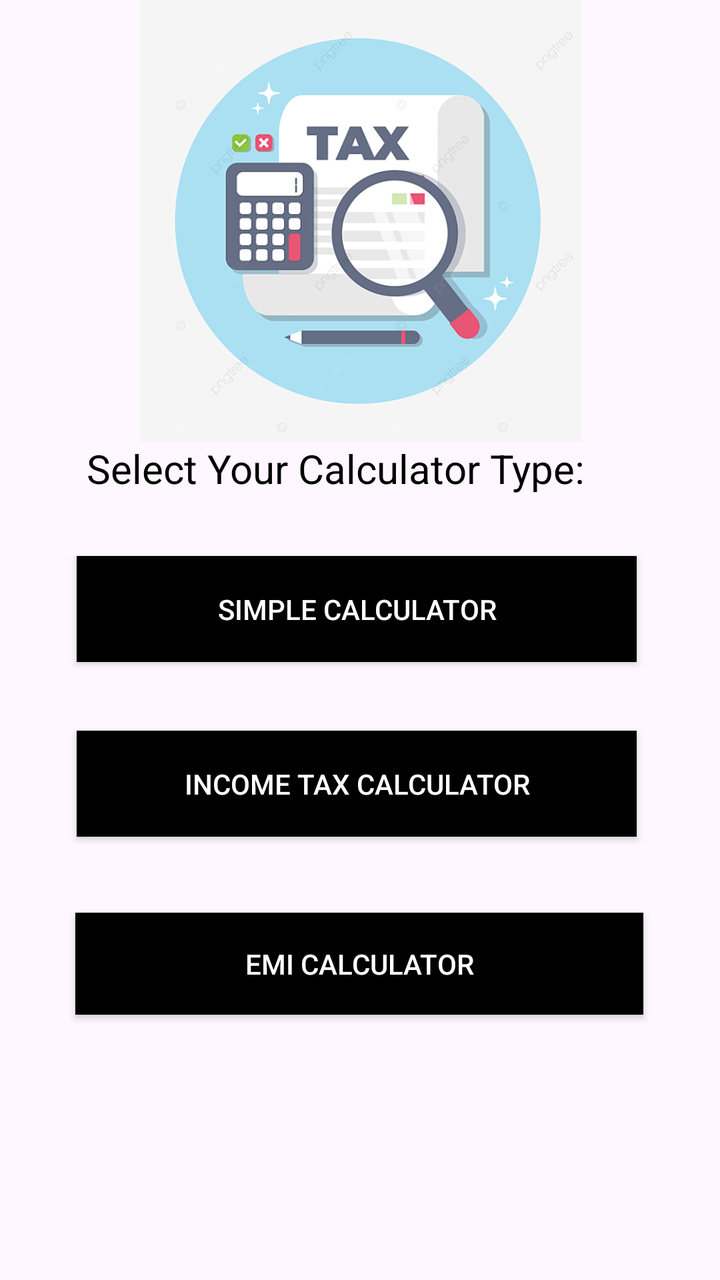
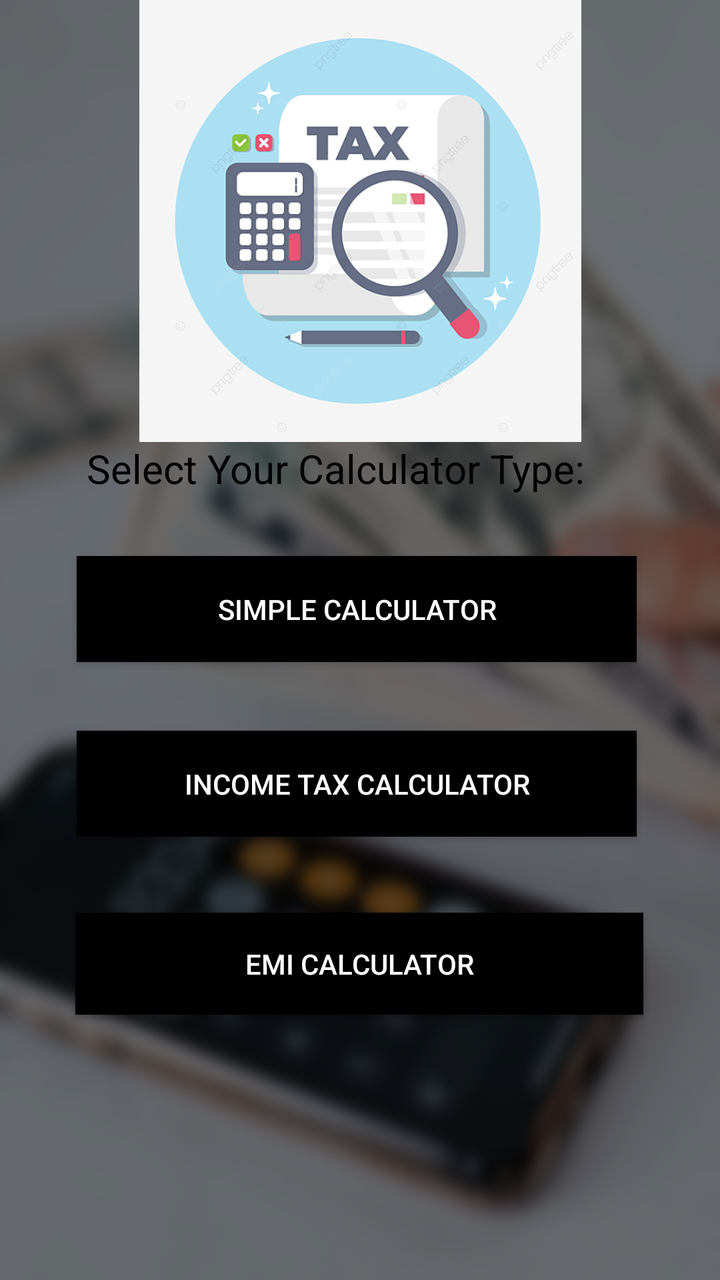

Two renders of the same Android screen: before a commit and after it. Below are the layout's source before the change and the commit's diff.
<!-- AndroidManifest.xml: application theme Theme.TAXEMICALCULATOR -->
<!-- res/layout/activity_main.xml -->
<?xml version="1.0" encoding="utf-8"?>
<androidx.constraintlayout.widget.ConstraintLayout xmlns:android="http://schemas.android.com/apk/res/android"
    xmlns:app="http://schemas.android.com/apk/res-auto"
    xmlns:tools="http://schemas.android.com/tools"
    android:id="@+id/main"
    android:layout_width="match_parent"
    android:layout_height="match_parent"
    tools:context=".MainActivity">

    <Button
        android:id="@+id/button1"
        android:layout_width="280dp"
        android:layout_height="53dp"
        android:background="@color/black"
        android:text="Income Tax Calculator"
        android:textColor="@color/white"
        app:layout_constraintBottom_toTopOf="@+id/button2"
        app:layout_constraintEnd_toEndOf="parent"
        app:layout_constraintHorizontal_bias="0.48"
        app:layout_constraintLeft_toLeftOf="parent"
        app:layout_constraintRight_toRightOf="parent"
        app:layout_constraintStart_toStartOf="parent"
        app:layout_constraintTop_toTopOf="parent"
        app:layout_constraintVertical_bias="0.906"
        tools:ignore="HardcodedText" />

    <Button
        android:id="@+id/button2"
        android:layout_width="284dp"
        android:layout_height="51dp"
        android:background="@color/black"
        android:text="EMI Calculator"
        android:textColor="@color/white"
        app:layout_constraintBottom_toBottomOf="parent"
        app:layout_constraintHorizontal_bias="0.496"
        app:layout_constraintLeft_toLeftOf="parent"
        app:layout_constraintRight_toRightOf="parent"
        app:layout_constraintTop_toTopOf="parent"
        app:layout_constraintVertical_bias="0.775"
        tools:ignore="HardcodedText" />

    <Button
        android:id="@+id/button3"
        android:layout_width="280dp"
        android:layout_height="53dp"
        android:background="@color/black"
        android:text="Simple Calculator"
        android:textColor="@color/white"
        app:layout_constraintBottom_toTopOf="@+id/button1"
        app:layout_constraintEnd_toEndOf="parent"
        app:layout_constraintHorizontal_bias="0.48"
        app:layout_constraintStart_toStartOf="parent"
        app:layout_constraintTop_toTopOf="parent"
        app:layout_constraintVertical_bias="0.89"
        tools:ignore="HardcodedText" />

    <TextView
        android:id="@+id/textView"
        android:layout_width="wrap_content"
        android:layout_height="wrap_content"
        android:contentDescription="TODO"
        android:text="Select Your Calculator Type:"
        android:textColor="@color/black"
        android:textSize="20sp"
        app:layout_constraintBottom_toTopOf="@+id/button3"
        app:layout_constraintEnd_toEndOf="parent"
        app:layout_constraintHorizontal_bias="0.393"
        app:layout_constraintStart_toStartOf="parent"
        app:layout_constraintTop_toTopOf="parent"
        app:layout_constraintVertical_bias="0.879"
        tools:ignore="HardcodedText"/>

    <ImageView
        android:id="@+id/imageView"
        android:layout_width="240dp"
        android:layout_height="221dp"
        app:layout_constraintBottom_toTopOf="@+id/textView"
        app:layout_constraintEnd_toEndOf="parent"
        app:layout_constraintStart_toStartOf="parent"
        app:layout_constraintTop_toTopOf="parent"
        app:layout_constraintVertical_bias="0.327"
        app:srcCompat="@drawable/tax"
        tools:ignore="ContentDescription" />

</androidx.constraintlayout.widget.ConstraintLayout>
<!-- resources referenced by this layout -->
<resources>
  <color name="black">#FF000000</color>
  <color name="white">#FFFFFFFF</color>
  <!-- drawable tax: jpg bitmap (drawable, 47821 bytes) -->
  <style name="Theme.TAXEMICALCULATOR" parent="Base.Theme.TAXEMICALCULATOR" />
  <style name="Base.Theme.TAXEMICALCULATOR" parent="Theme.Material3.DayNight.NoActionBar">
          
          
      </style>
</resources>

<!-- the commit's change to res/layout/activity_main.xml (unified diff, before → after) -->
@@ -5,6 +5,7 @@
     android:id="@+id/main"
     android:layout_width="match_parent"
     android:layout_height="match_parent"
+    android:background="@drawable/home"
     tools:context=".MainActivity">
 
     <Button
<!-- resource entries referenced after the edit -->
@@ -2,6 +2,7 @@
 <resources>
   <color name="black">#FF000000</color>
   <color name="white">#FFFFFFFF</color>
+  <!-- drawable home: jpg bitmap (drawable, 328158 bytes) -->
   <!-- drawable tax: jpg bitmap (drawable, 47821 bytes) -->
   <style name="Theme.TAXEMICALCULATOR" parent="Base.Theme.TAXEMICALCULATOR" />
   <style name="Base.Theme.TAXEMICALCULATOR" parent="Theme.Material3.DayNight.NoActionBar">
